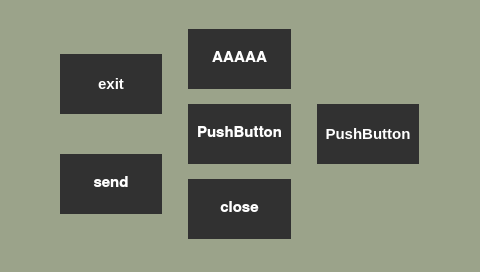
Above: qtest/mainwindow.ui from EITPRJ3/GUI_Software before the change. Below: the same form after it.
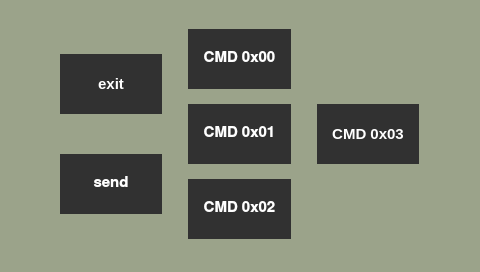
That is the form after the change.

Patch:
```diff
--- a/qtest/mainwindow.ui
+++ b/qtest/mainwindow.ui
@@ -224,7 +224,7 @@
  }</string>
          </property>
          <property name="text">
-          <string>AAAAA</string>
+          <string>CMD 0x00</string>
          </property>
         </widget>
        </item>
@@ -270,7 +270,7 @@
  }</string>
          </property>
          <property name="text">
-          <string>PushButton</string>
+          <string>CMD 0x01</string>
          </property>
         </widget>
        </item>
@@ -316,7 +316,7 @@
  }</string>
          </property>
          <property name="text">
-          <string>close</string>
+          <string>CMD 0x02</string>
          </property>
         </widget>
        </item>
@@ -384,7 +384,7 @@
  }</string>
          </property>
          <property name="text">
-          <string>PushButton</string>
+          <string>CMD 0x03</string>
          </property>
         </widget>
        </item>
```
